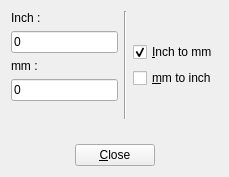
GCodeProjects/GCodeWorkShop, file src/i2mdialog.ui: the form before one commit.
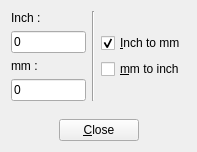
The form after the commit.

```diff
--- a/src/i2mdialog.ui
+++ b/src/i2mdialog.ui
@@ -6,8 +6,8 @@
    <rect>
     <x>0</x>
     <y>0</y>
-    <width>229</width>
-    <height>177</height>
+    <width>197</width>
+    <height>152</height>
    </rect>
   </property>
   <property name="sizePolicy">
@@ -35,6 +35,12 @@
          </item>
          <item>
           <widget class="QLineEdit" name="inchInput">
+           <property name="maximumSize">
+            <size>
+             <width>16777215</width>
+             <height>16777215</height>
+            </size>
+           </property>
            <property name="text">
             <string>0</string>
            </property>
@@ -49,24 +55,17 @@
          </item>
          <item>
           <widget class="QLineEdit" name="mmInput">
+           <property name="maximumSize">
+            <size>
+             <width>16777215</width>
+             <height>16777215</height>
+            </size>
+           </property>
            <property name="text">
             <string>0</string>
            </property>
           </widget>
          </item>
-         <item>
-          <spacer name="verticalSpacer">
-           <property name="orientation">
-            <enum>Qt::Vertical</enum>
-           </property>
-           <property name="sizeHint" stdset="0">
-            <size>
-             <width>20</width>
-             <height>40</height>
-            </size>
-           </property>
-          </spacer>
-         </item>
         </layout>
        </item>
        <item>
@@ -78,19 +77,6 @@
        </item>
        <item>
         <layout class="QVBoxLayout" name="verticalLayout_3">
-         <item>
-          <spacer name="verticalSpacer_3">
-           <property name="orientation">
-            <enum>Qt::Vertical</enum>
-           </property>
-           <property name="sizeHint" stdset="0">
-            <size>
-             <width>20</width>
-             <height>40</height>
-            </size>
-           </property>
-          </spacer>
-         </item>
          <item>
           <layout class="QGridLayout" name="gridLayout">
            <item row="1" column="0">
@@ -118,19 +104,6 @@
            </item>
           </layout>
          </item>
-         <item>
-          <spacer name="verticalSpacer_2">
-           <property name="orientation">
-            <enum>Qt::Vertical</enum>
-           </property>
-           <property name="sizeHint" stdset="0">
-            <size>
-             <width>20</width>
-             <height>40</height>
-            </size>
-           </property>
-          </spacer>
-         </item>
         </layout>
        </item>
       </layout>
```
